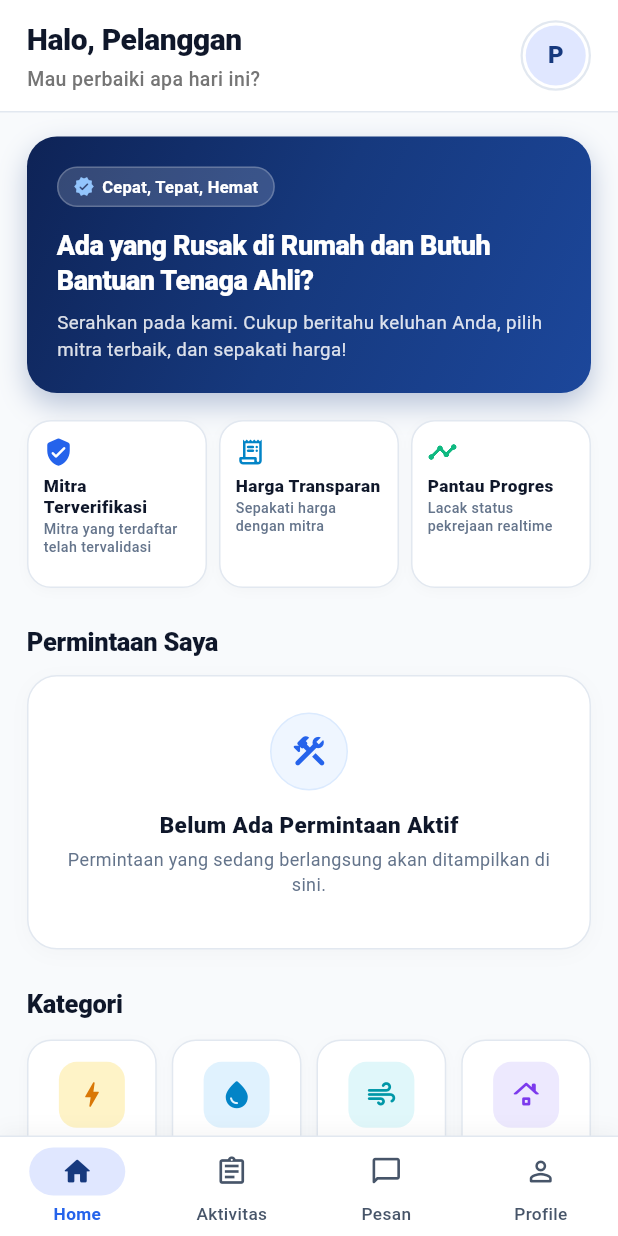
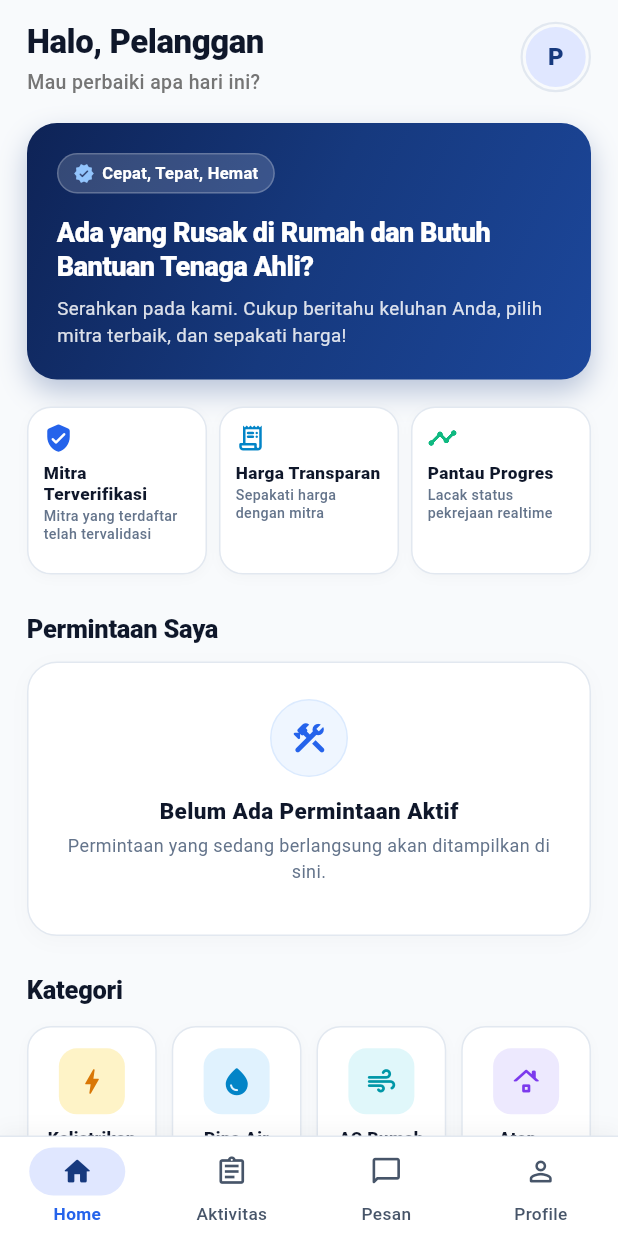
Before and after one commit to dhimskyyy/beres, a Flutter app: the screen it shows once a user with an empty profile is signed in, on a phone screen of 412 x 824 dp. Run offline on Flutter 3.47's test engine with Material 3 defaults, Android fonts, the phone set to English and light mode, and no system bars; our stand-ins replace flutter_riverpod, geolocator, go_router, image_picker, supabase_flutter; accounts and stored records are empty; network calls fail.

Commit message:
fix(user): unstack home header on scroll & harmonize status bar color across all tabs

```diff
--- a/mobile/user/lib/features/home/user_home_screen.dart
+++ b/mobile/user/lib/features/home/user_home_screen.dart
@@ -1509,7 +1509,9 @@ class _UserHomeScreenState extends ConsumerState<UserHomeScreen> {
         systemNavigationBarIconBrightness: Brightness.dark,
       ),
       child: Scaffold(
-        backgroundColor: const Color(0xFFF8FAFC),
+        backgroundColor: _selectedTabIndex == 0
+            ? const Color(0xFFF8FAFC)
+            : Colors.white,
         body: SafeArea(
           child: IndexedStack(
             index: _selectedTabIndex,
@@ -1604,14 +1606,14 @@ class _UserHomeScreenState extends ConsumerState<UserHomeScreen> {
   // TAB 0: HOME / BERANDA (Kombinasi Gambar 1 & Gambar 2 Sesuai Arahan)
   // ===========================================================================
   Widget _buildDashboardTab() {
-    return Column(
-      children: [
-        // App Bar Beranda (Seragam Top Bar Putih dengan Divider)
-        Container(
-          color: Colors.white,
-          width: double.infinity,
-          padding: const EdgeInsets.symmetric(horizontal: 18, vertical: 12),
-          child: Row(
+    return RefreshIndicator(
+      onRefresh: _loadData,
+      color: const Color(0xFF16397E),
+      child: ListView(
+        padding: const EdgeInsets.fromLTRB(18, 12, 18, 24),
+        children: [
+          // 1. Header Top Bar (Halo, Nama User + Avatar Profil - Scrollable, Tidak Stack)
+          Row(
             mainAxisAlignment: MainAxisAlignment.spaceBetween,
             crossAxisAlignment: CrossAxisAlignment.center,
             children: [
@@ -1623,7 +1625,7 @@ class _UserHomeScreenState extends ConsumerState<UserHomeScreen> {
                     Text(
                       'Halo, $_displayName',
                       style: const TextStyle(
-                        fontSize: 20,
+                        fontSize: 22,
                         fontWeight: FontWeight.w800,
                         color: Color(0xFF0F172A),
                         letterSpacing: -0.3,
@@ -1679,17 +1681,9 @@ class _UserHomeScreenState extends ConsumerState<UserHomeScreen> {
               ),
             ],
           ),
-        ),
-
-        const Divider(height: 1, color: Color(0xFFE2E8F0)),
-
-        Expanded(
-          child: RefreshIndicator(
-            onRefresh: _loadData,
-            color: const Color(0xFF16397E),
-            child: ListView(
-              padding: const EdgeInsets.fromLTRB(18, 16, 18, 24),
-              children: [
+
+          const SizedBox(height: 18),
+
           // 2. Banner Hero Card (Warna Deep Navy #102A71)
           Container(
             padding: const EdgeInsets.all(20),
@@ -1994,9 +1988,6 @@ class _UserHomeScreenState extends ConsumerState<UserHomeScreen> {
           ),
         ],
       ),
-    ),
-  ),
-],
     );
   }
 
@@ -2461,6 +2452,8 @@ class _UserHomeScreenState extends ConsumerState<UserHomeScreen> {
         const Divider(height: 1, color: Color(0xFFE2E8F0)),
 
         Expanded(
+          child: Container(
+            color: const Color(0xFFF8FAFC),
             child: RefreshIndicator(
             onRefresh: _loadData,
             color: const Color(0xFF16397E),
@@ -2549,6 +2542,7 @@ class _UserHomeScreenState extends ConsumerState<UserHomeScreen> {
                       ),
           ),
         ),
+      ),
     ],
   );
 }
@@ -2599,6 +2593,8 @@ class _UserHomeScreenState extends ConsumerState<UserHomeScreen> {
         const Divider(height: 1, color: Color(0xFFE2E8F0)),
 
         Expanded(
+          child: Container(
+            color: const Color(0xFFF8FAFC),
             child: RefreshIndicator(
             onRefresh: _loadData,
             color: const Color(0xFF16397E),
@@ -2777,6 +2773,7 @@ class _UserHomeScreenState extends ConsumerState<UserHomeScreen> {
                             ),
                           );
                         },
+                      ),
           ),
         ),
       ),
@@ -2822,6 +2819,8 @@ class _UserHomeScreenState extends ConsumerState<UserHomeScreen> {
         const Divider(height: 1, color: Color(0xFFE2E8F0)),
 
         Expanded(
+          child: Container(
+            color: const Color(0xFFF8FAFC),
             child: ListView(
               padding: const EdgeInsets.fromLTRB(18, 16, 18, 28),
               children: [
@@ -3154,6 +3153,7 @@ class _UserHomeScreenState extends ConsumerState<UserHomeScreen> {
           ),
         ),
       ],
+    ),
   ),
 ),
 ],
```
Lines whose indentation alone changed are shown as unchanged.
